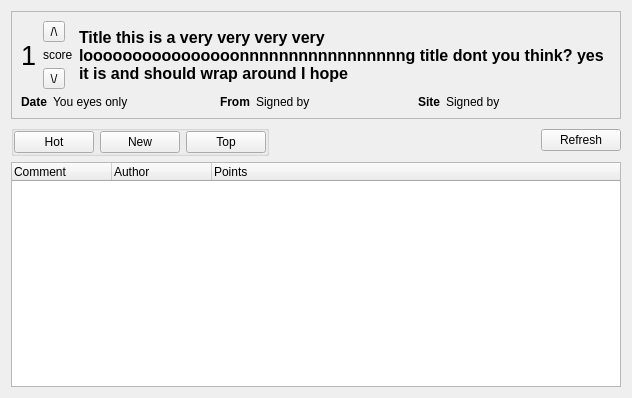
Above: retroshare-gui/src/gui/Posted/PostedComments.ui from RetroShare/RetroShare before the change. Below: the same form after it.
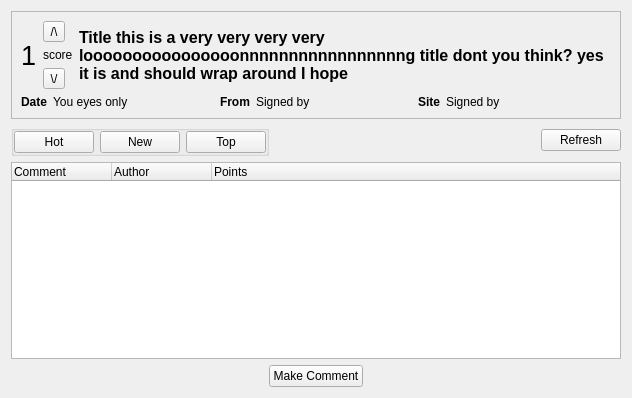
That is the form after the change. Custom widgets are drawn as their Qt base class.

Commit message: Added posted comment creation contextMnurequested does not seem to be working....may have to use an old fashioned non-derived treewidget.

The edit to the form file:
```diff
--- a/retroshare-gui/src/gui/Posted/PostedComments.ui
+++ b/retroshare-gui/src/gui/Posted/PostedComments.ui
@@ -344,6 +344,43 @@
      </column>
     </widget>
    </item>
+   <item>
+    <layout class="QHBoxLayout" name="horizontalLayout_5">
+     <item>
+      <spacer name="horizontalSpacer_3">
+       <property name="orientation">
+        <enum>Qt::Horizontal</enum>
+       </property>
+       <property name="sizeHint" stdset="0">
+        <size>
+         <width>40</width>
+         <height>20</height>
+        </size>
+       </property>
+      </spacer>
+     </item>
+     <item>
+      <widget class="QPushButton" name="makeCommentButton">
+       <property name="text">
+        <string>Make Comment</string>
+       </property>
+      </widget>
+     </item>
+     <item>
+      <spacer name="horizontalSpacer_2">
+       <property name="orientation">
+        <enum>Qt::Horizontal</enum>
+       </property>
+       <property name="sizeHint" stdset="0">
+        <size>
+         <width>40</width>
+         <height>20</height>
+        </size>
+       </property>
+      </spacer>
+     </item>
+    </layout>
+   </item>
   </layout>
  </widget>
  <customwidgets>
```
The commit also changes 17 other files.
